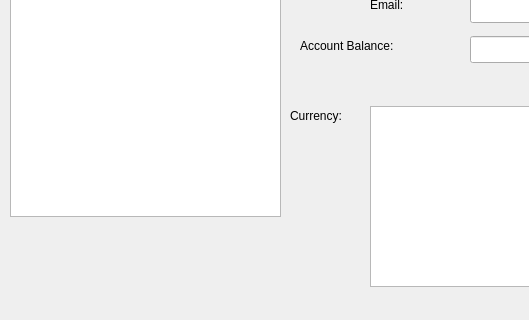
Old version of the form mainwindow.ui in the repository allenh1/KedighCash; both pictures show x 0 to 529 and y 220 to 540 of the 718 by 540 pixel window.
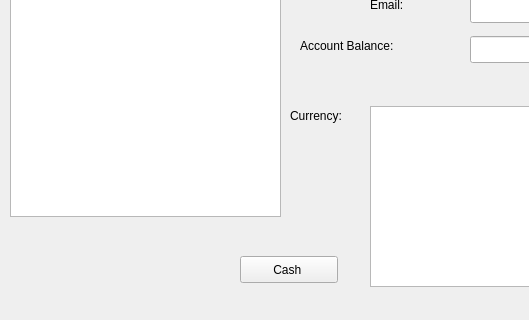
New version of the form.

Commit message: Added a "Cash" button. removes the cash from the list.

```diff
--- a/mainwindow.ui
+++ b/mainwindow.ui
@@ -175,6 +175,19 @@
      </rect>
     </property>
    </widget>
+   <widget class="QPushButton" name="deleteCurrency">
+    <property name="geometry">
+     <rect>
+      <x>240</x>
+      <y>440</y>
+      <width>98</width>
+      <height>27</height>
+     </rect>
+    </property>
+    <property name="text">
+     <string>Cash </string>
+    </property>
+   </widget>
   </widget>
   <widget class="QMenuBar" name="menuBar">
    <property name="geometry">
```
The commit also changes 4 other files.
